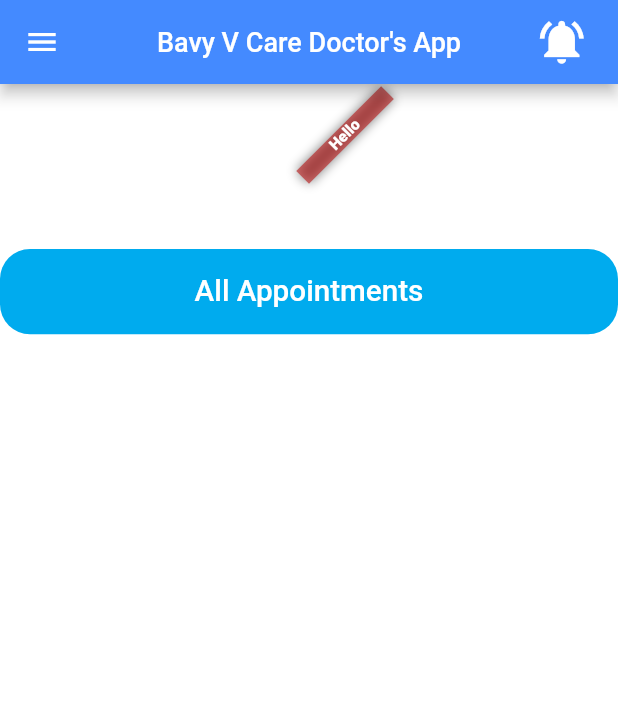
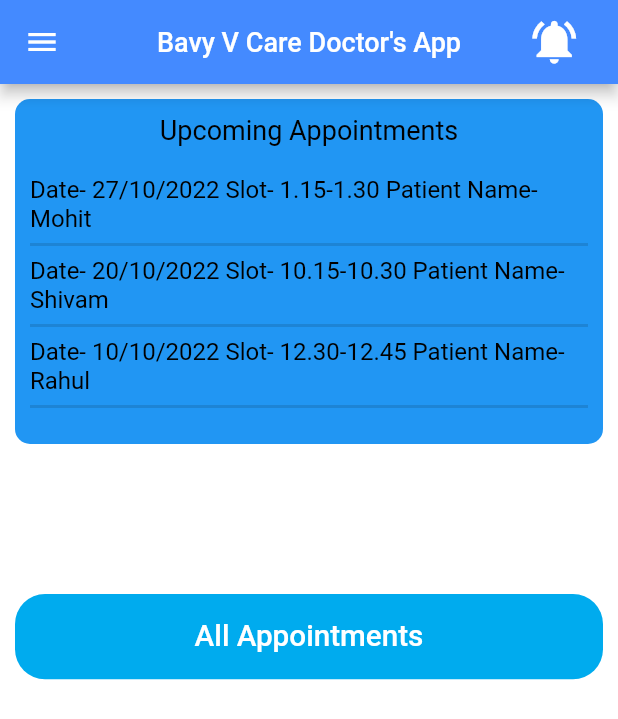
Before and after one commit to Tanish8126/baby_v_doctorapp, a Flutter app: the HomeScreen screen opened directly, on a phone screen of 412 x 824 dp. Shown: the top 719 px of the screen. Run offline on Flutter 3.47's test engine with Material 2 defaults, Android fonts, the phone set to English and light mode, and no system bars; our stand-ins replace cloud_firestore, firebase_auth, firebase_core, flutter_svg; accounts and stored records are empty.

Commit message:
3rd commit

```diff
--- a/lib/screens/appointment/appointment_screen.dart
+++ b/lib/screens/appointment/appointment_screen.dart
@@ -4,6 +4,7 @@ import 'package:flutter/material.dart';
 import '../../utils/size_config.dart';
 
 class AppointmentScreen extends StatefulWidget {
+  static String routeName = '/appointmentscreen';
   AppointmentScreen({Key? key}) : super(key: key);
 
   @override
--- a/lib/screens/home/home_screen.dart
+++ b/lib/screens/home/home_screen.dart
@@ -1,9 +1,10 @@
+import 'package:baby_v_doctorapp/screens/home/components/drawer.dart';
+import 'package:baby_v_doctorapp/screens/home/components/notification_screen.dart';
 import 'package:baby_v_doctorapp/utils/dafault_button.dart';
 import 'package:flutter/material.dart';
 
-import '../../utils/size_config.dart';
-
 class HomeScreen extends StatefulWidget {
+  static String routeName = '/homescreen';
   const HomeScreen({Key? key}) : super(key: key);
 
   @override
@@ -11,13 +12,9 @@ class HomeScreen extends StatefulWidget {
 }
 
 class _HomeScreenState extends State<HomeScreen> {
-  final scaffoldKey = GlobalKey<ScaffoldState>();
-
   @override
   Widget build(BuildContext context) {
-    SizeConfig().init(context);
     return Scaffold(
-      key: scaffoldKey,
       appBar: AppBar(
         backgroundColor: Colors.blueAccent,
         title: Text(
@@ -30,134 +27,58 @@ class _HomeScreenState extends State<HomeScreen> {
         actions: [
           Padding(
             padding: EdgeInsetsDirectional.fromSTEB(0, 0, 20, 0),
-            child: Icon(
+            child: IconButton(
+              onPressed: () {
+                Navigator.pushNamed(context, NotificationScreen.routename);
+              },
+              icon: Icon(
                 Icons.notifications_active,
                 color: Colors.white,
                 size: 35,
               ),
             ),
+          )
         ],
         centerTitle: true,
       ),
       backgroundColor: Colors.white,
-      drawer: Drawer(
-        //elevation: 16,
-        child: Padding(
-          padding: const EdgeInsets.only(left: 10.0, right: 10, top: 30),
+      drawer: DrawerScreen(),
+      body: Padding(
+        padding: const EdgeInsets.all(10),
         child: Column(
           mainAxisSize: MainAxisSize.max,
           children: [
-              Image.network(
-                'https://picsum.photos/seed/457/600',
-                width: 100,
-                height: 100,
-                fit: BoxFit.cover,
+            Container(
+              height: 230,
+              decoration: BoxDecoration(
+                  color: Colors.blue, borderRadius: BorderRadius.circular(10)),
+              child: Padding(
+                padding: const EdgeInsets.all(10),
+                child: Column(
+                  children: [
+                    Text(
+                      "Upcoming Appointments",
+                      style: TextStyle(fontSize: 18, color: Colors.black),
                     ),
                     SizedBox(
                       height: 20,
                     ),
-              Text(
-                'Hello World',
-                style: TextStyle(
-                  fontSize: 20,
-                ),
-              ),
-              SizedBox(
-                height: 20,
-              ),
-              Row(
-                mainAxisSize: MainAxisSize.max,
-                children: [
-                  GestureDetector(
-                    child: Text(
-                      'Hello World',
-                      style: TextStyle(
-                        fontFamily: 'Poppins',
-                        fontSize: 20,
-                      ),
-                    ),
-                    onTap: () {},
-                  ),
-                ],
-              ),
-              SizedBox(
-                height: 20,
-              ),
-              Row(
-                mainAxisSize: MainAxisSize.max,
-                children: [
-                  GestureDetector(
-                    child: Text(
-                      'Hello World',
-                      style: TextStyle(
-                        fontFamily: 'Poppins',
-                        fontSize: 20,
-                      ),
-                    ),
-                    onTap: () {},
-                  ),
-                ],
-              ),
-              SizedBox(
-                height: 20,
-              ),
-              Row(
-                mainAxisSize: MainAxisSize.max,
-                children: [
-                  GestureDetector(
-                    child: Text(
-                      'Hello World',
-                      style: TextStyle(
-                        fontFamily: 'Poppins',
-                        fontSize: 20,
-                      ),
-                    ),
-                    onTap: () {},
-                  ),
-                ],
-              ),
-              SizedBox(
-                height: 50,
-              ),
-              DefaultButton(
-                press: () {
-                  print('Button pressed ...');
-                },
-                text: 'Button',
-              ),
-            ],
-          ),
-        ),
-      ),
-      body: SafeArea(
-        child: Column(
-          mainAxisSize: MainAxisSize.max,
-          children: [
                     ListView(
                       padding: EdgeInsets.zero,
                       shrinkWrap: true,
                       scrollDirection: Axis.vertical,
                       children: [
-                Align(
-                  alignment: AlignmentDirectional(0, 0),
-                  child: Padding(
-                    padding: EdgeInsetsDirectional.fromSTEB(10, 10, 10, 0),
-                    child: Banner(
-                        message: "Hello", location: BannerLocation.topStart),
-                    // child: FlutterFlowAdBanner(
-                    //   width: MediaQuery.of(context).size.width,
-                    //   height: 150,
-                    //   showsTestAd: true,
-                    // ),
-                  ),
+                        buildAppointmentRow(context,
+                            "Date- 27/10/2022 Slot- 1.15-1.30 Patient Name- Mohit"),
+                        buildAppointmentRow(context,
+                            "Date- 20/10/2022 Slot- 10.15-10.30 Patient Name- Shivam"),
+                        buildAppointmentRow(context,
+                            "Date- 10/10/2022 Slot- 12.30-12.45 Patient Name- Rahul"),
+                      ],
                     ),
                   ],
                 ),
-            ListView(
-              padding: EdgeInsets.zero,
-              shrinkWrap: true,
-              scrollDirection: Axis.vertical,
-              children: [],
+              ),
             ),
             SizedBox(
               height: 100,
@@ -171,4 +92,21 @@ class _HomeScreenState extends State<HomeScreen> {
       ),
     );
   }
+
+  buildAppointmentRow(
+    BuildContext context,
+    String title,
+  ) {
+    return Column(
+      children: [
+        Text(
+          title,
+          style: TextStyle(fontSize: 16, color: Colors.black),
+        ),
+        Divider(
+          thickness: 2,
+        )
+      ],
+    );
   }
+}
--- a/lib/utils/enums.dart
+++ /dev/null
@@ -1 +0,0 @@
-enum MenuState { home, message, bookings, profile }
--- a/lib/utils/routes.dart
+++ b/lib/utils/routes.dart
@@ -1,5 +1,10 @@
+import 'package:baby_v_doctorapp/screens/appointment/appointment_screen.dart';
+import 'package:baby_v_doctorapp/screens/profile_screen.dart';
 import 'package:flutter/widgets.dart';
 
+import '../screens/home/components/notification_screen.dart';
+import '../screens/home/home_screen.dart';
+import '../screens/login_check.dart';
 import '../screens/login_screen.dart';
 import '../screens/splash_screen.dart';
 
@@ -7,16 +12,15 @@ import '../screens/splash_screen.dart';
 // All our routes will be available here
 final Map<String, WidgetBuilder> routes = {
   LoginScreen.routeName: (context) => LoginScreen(),
-//   LoginCheckScreen.routeName: (context) => LoginCheckScreen(),
-//   HomeScreen.routeName: (context) => HomeScreen(),
+  LoginCheckScreen.routeName: (context) => LoginCheckScreen(),
+  HomeScreen.routeName: (context) => HomeScreen(),
   SplashScreen.routeName: (context) => SplashScreen(),
-
+  AppointmentScreen.routeName: (context) => AppointmentScreen(),
+  NotificationScreen.routename: (context) => NotificationScreen(),
 //   SettingsScreen.routeName: (context) => SettingsScreen(),
-//   BookingScreen.routeName: (context) => BookingScreen(),
-//   MessageScreen.routeName: (context) => MessageScreen(),
+  ProfileScreen.routeName: (context) => ProfileScreen(),
 //   MainScreenForm.routeName: (context) => MainScreenForm(),
 //   AppointmentForm.routeName: (context) => AppointmentForm(),
-//   NotificationScreen.routeName: (context) => NotificationScreen(),
 //   UploadScreen.routeName: (context) => UploadScreen(),
 //   BookingCalendarDemoApp.routeName: (context) => BookingCalendarDemoApp(),
 };
--- a/pubspec.yaml
+++ b/pubspec.yaml
@@ -17,6 +17,7 @@ dependencies:
   pinput: ^2.2.12
   firebase_auth: ^3.9.0
   firebase_core: ^1.22.0
+  cloud_firestore: ^3.4.8
 
 dev_dependencies:
   flutter_test:
```
Also changed, not shown: lib/main.dart (+3 -4 lines), lib/screens/home/components/drawer.dart (added, +99 -0 lines), lib/screens/home/components/notification_screen.dart (+16 -0 lines), lib/screens/login_check.dart (added, +29 -0 lines), lib/screens/login_screen.dart (+16 -17 lines), lib/screens/profile_screen.dart (added, +135 -0 lines), lib/screens/splash_screen.dart (+8 -13 lines), lib/screens/home/components/banner_screen.dart (deleted), pubspec.lock, 2 other files. Lines whose indentation alone changed are shown as unchanged.
